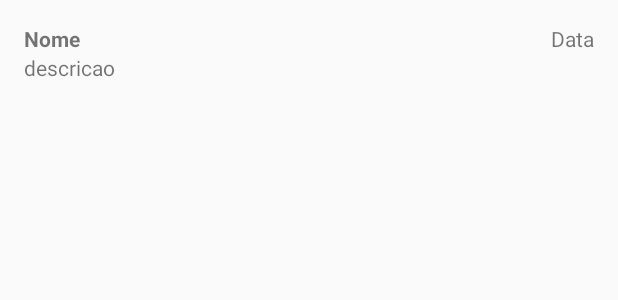
After one commit to team-crossover/mobiliza, an Android app: the layout adapter_events_list.xml on its own in the app's theme, with its tools: preview values and no code run, on a phone screen of 412 x 824 dp. The commit adds this screen. Shown: the top 300 px of the screen. Run offline under Robolectric (Android 15) with nearby library versions, the phone set to English and light mode, and no system bars.

Commit message:
RecyclerView para Eventos

```diff
--- a/App/app/build.gradle
+++ b/App/app/build.gradle
@@ -35,7 +35,7 @@ dependencies {
     implementation fileTree(dir: 'libs', include: ['*.jar'])
     implementation 'androidx.appcompat:appcompat:1.0.2'
 
-    //Google profile picture
+    // Google profile picture
     implementation 'com.github.bumptech.glide:glide:3.8.0'
 
     // Layout
@@ -57,8 +57,9 @@ dependencies {
     implementation "androidx.lifecycle:lifecycle-extensions:2.0.0"
     annotationProcessor "androidx.lifecycle:lifecycle-compiler:2.0.0"
 
-    //Design elements
+    // Design elements
     implementation 'com.android.support:design:28.0.0'
+    implementation 'com.android.support:recyclerview-v7:28.0.0'
 
     // Testing
     testImplementation 'junit:junit:4.13-beta-3'
--- a/App/app/src/main/AndroidManifest.xml
+++ b/App/app/src/main/AndroidManifest.xml
@@ -14,7 +14,7 @@
         android:supportsRtl="true"
         android:theme="@style/AppTheme"
         android:usesCleartextTraffic="true">
-        <activity android:name=".ui.retrieve.GoogleProfileActivity"></activity>
+        <activity android:name=".ui.profile.GoogleProfileActivity"></activity>
         <activity android:name=".ui.event.AddEventActivity" />
         <activity
             android:name=".ui.main.MainActivity"
--- a/App/app/src/main/java/com/crossover/mobiliza/app/ui/main/MainActivity.java
+++ b/App/app/src/main/java/com/crossover/mobiliza/app/ui/main/MainActivity.java
@@ -20,7 +20,7 @@ import com.crossover.mobiliza.app.data.remote.service.UserService;
 import com.crossover.mobiliza.app.ui.event.AddEventActivity;
 import com.crossover.mobiliza.app.ui.profile.ProfileOngActivity;
 import com.crossover.mobiliza.app.ui.profile.ProfileVoluntarioActivity;
-import com.crossover.mobiliza.app.ui.retrieve.GoogleProfileActivity;
+import com.crossover.mobiliza.app.ui.profile.GoogleProfileActivity;
 import com.crossover.mobiliza.app.ui.signin.SigninActivity;
 import com.google.android.gms.auth.api.signin.GoogleSignIn;
 import com.google.android.gms.auth.api.signin.GoogleSignInAccount;
--- a/App/app/src/main/java/com/crossover/mobiliza/app/ui/retrieve/GoogleProfileActivity.java
+++ b/App/app/src/main/java/com/crossover/mobiliza/app/ui/profile/GoogleProfileActivity.java
@@ -1,4 +1,4 @@
-package com.crossover.mobiliza.app.ui.retrieve;
+package com.crossover.mobiliza.app.ui.profile;
 
 import androidx.appcompat.app.AppCompatActivity;
 
--- a/App/app/src/main/res/layout/activity_google_profile.xml
+++ b/App/app/src/main/res/layout/activity_google_profile.xml
@@ -4,7 +4,7 @@
     xmlns:tools="http://schemas.android.com/tools"
     android:layout_width="match_parent"
     android:layout_height="match_parent"
-    tools:context=".ui.retrieve.GoogleProfileActivity">
+    tools:context=".ui.profile.GoogleProfileActivity">
 
     <LinearLayout
         android:id="@+id/linearLayout3"
--- /dev/null
+++ b/App/app/src/main/res/layout/adapter_events_list.xml
@@ -0,0 +1,35 @@
+<?xml version="1.0" encoding="utf-8"?>
+<LinearLayout xmlns:android="http://schemas.android.com/apk/res/android"
+    android:layout_width="match_parent"
+    android:layout_height="wrap_content"
+    android:layout_margin="16dp"
+    android:orientation="vertical">
+
+    <LinearLayout
+        android:layout_width="match_parent"
+        android:layout_height="wrap_content"
+        android:orientation="horizontal">
+
+        <TextView
+            android:id="@+id/textNome"
+            android:layout_width="wrap_content"
+            android:layout_height="wrap_content"
+            android:layout_weight="4"
+            android:text="Nome"
+            android:textStyle="bold" />
+
+        <TextView
+            android:id="@+id/textData"
+            android:layout_width="wrap_content"
+            android:layout_height="wrap_content"
+            android:gravity="right"
+            android:layout_weight="1"
+            android:text="Data" />
+    </LinearLayout>
+
+    <TextView
+        android:id="@+id/textDescricao"
+        android:layout_width="match_parent"
+        android:layout_height="match_parent"
+        android:text="descricao" />
+</LinearLayout>
```
Also changed, not shown: App/app/src/main/java/com/crossover/mobiliza/app/ui/main/MainEventsFragment.java (+22 -15 lines), App/app/src/main/java/com/crossover/mobiliza/app/ui/main/adapter/AdapterEvents.java (added, +64 -0 lines), App/app/src/main/res/layout/fragment_main_eventos.xml (+14 -9 lines).
